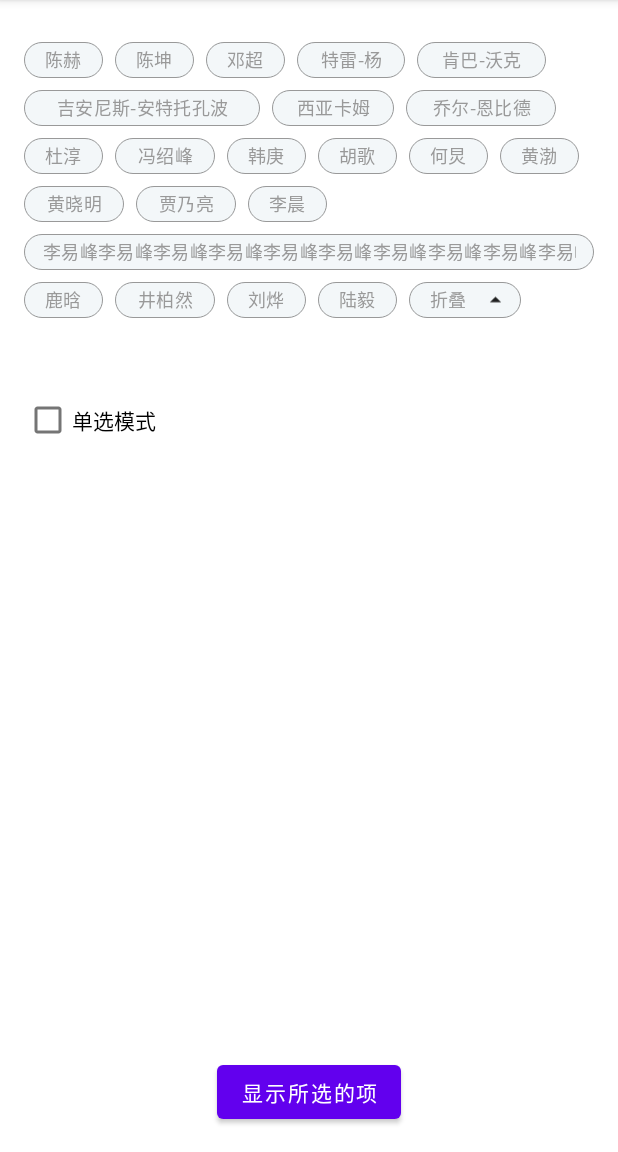
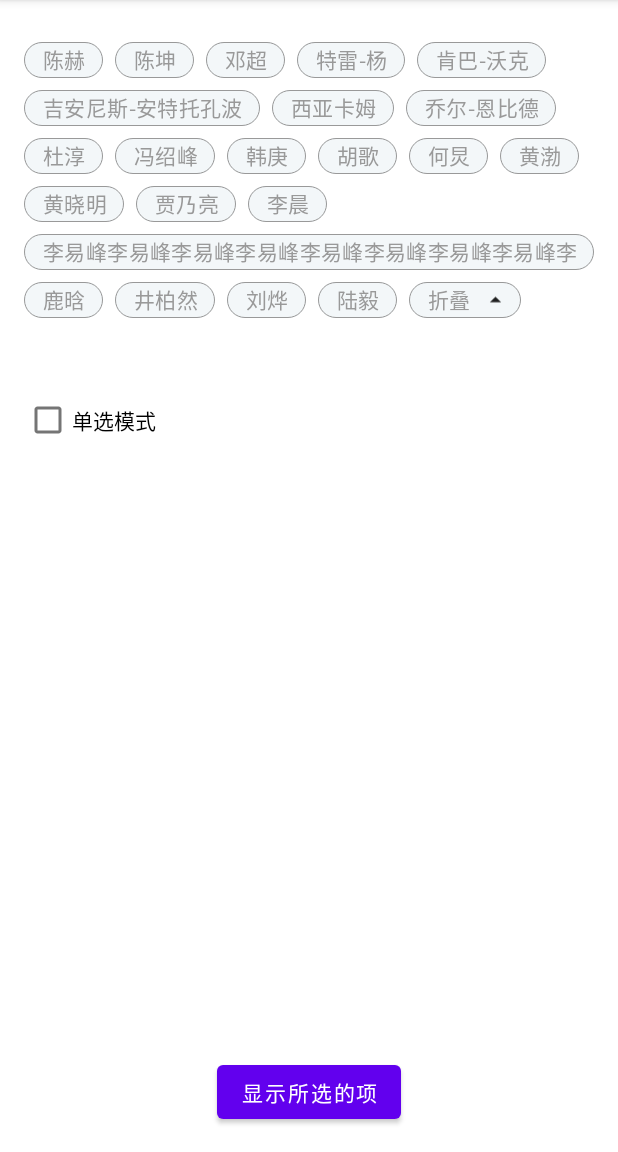
Before and after one commit to xm3366336/PLChipGroup, an Android app: the screen it shows after launch (MainActivity), after a tap on "显示更多", on a phone screen of 412 x 824 dp, the part 84-1236 px from its top. Run offline under Robolectric (Android 15) with nearby library versions, the phone set to English and light mode, and no system bars.

Commit message:
新增配置

```diff
--- a/PLChipGroup/src/main/java/com/pengl/PLChipGroup.java
+++ b/PLChipGroup/src/main/java/com/pengl/PLChipGroup.java
@@ -2,7 +2,9 @@ package com.pengl;
 
 import android.content.Context;
 import android.content.res.TypedArray;
+import android.text.TextUtils;
 import android.util.AttributeSet;
+import android.util.Log;
 import android.util.TypedValue;
 import android.view.View;
 import android.view.ViewGroup;
@@ -19,10 +21,13 @@ import java.util.HashMap;
 import java.util.LinkedHashSet;
 import java.util.List;
 
+import androidx.annotation.ColorRes;
 import androidx.annotation.Dimension;
 import androidx.constraintlayout.widget.ConstraintLayout;
 
 public class PLChipGroup extends ConstraintLayout {
+
+    private final String TAG = PLChipGroup.class.getSimpleName();
 
     private Context mContext;
     private ChipGroup mChipGroup;
@@ -39,6 +44,20 @@ public class PLChipGroup extends ConstraintLayout {
     private final int _def_expand_id = -10002;
 
     private int mChipHeight;// Chip的高度
+    private float mTextSize;// 字体大小
+
+    @ColorRes
+    private int plcg_color_stroke;
+    @ColorRes
+    private int plcg_color_stroke_un;
+    @ColorRes
+    private int plcg_color_text;
+    @ColorRes
+    private int plcg_color_text_un;
+    @ColorRes
+    private int plcg_color_bg;
+    @ColorRes
+    private int plcg_color_bg_un;
 
     /**
      * 已选中的id
@@ -76,13 +95,21 @@ public class PLChipGroup extends ConstraintLayout {
         if (null != attrs && null != mContext) {
             TypedArray a = mContext.obtainStyledAttributes(attrs, R.styleable.PLChipGroup);
 
-            setChipHeight(a.getDimensionPixelSize(R.styleable.PLChipGroup_chipHeight, dp2px(24)));
+            setChipHeight(a.getDimensionPixelSize(R.styleable.PLChipGroup_plcg_height, dp2px(24)));
             setChipSpacingHorizontal(a.getDimensionPixelOffset(R.styleable.PLChipGroup_chipSpacingHorizontal, 0));
             setChipSpacingVertical(a.getDimensionPixelOffset(R.styleable.PLChipGroup_chipSpacingVertical, 0));
             setSingleLine(a.getBoolean(R.styleable.PLChipGroup_singleLine, false));
             setSingleSelection(a.getBoolean(R.styleable.PLChipGroup_singleSelection, false));
             setSelectionRequired(a.getBoolean(R.styleable.PLChipGroup_selectionRequired, false));
-            setMaxCount(a.getInteger(R.styleable.PLChipGroup_maxCount, -1));
+            setMaxCount(a.getInteger(R.styleable.PLChipGroup_plcg_maxCount, -1));
+            setTextSize(a.getDimension(R.styleable.PLChipGroup_plcg_textSize, dp2px(12)));
+
+            setColorStroke(a.getInt(R.styleable.PLChipGroup_plcg_color_stroke, R.color.plcg_default_color_stroke));
+            setColorStrokeUn(a.getInt(R.styleable.PLChipGroup_plcg_color_stroke_un, R.color.plcg_default_color_stroke_un));
+            setColorText(a.getInt(R.styleable.PLChipGroup_plcg_color_stroke, R.color.plcg_default_color_text));
+            setColorTextUn(a.getInt(R.styleable.PLChipGroup_plcg_color_stroke_un, R.color.plcg_default_color_text_un));
+            setColorBg(a.getInt(R.styleable.PLChipGroup_plcg_color_stroke, R.color.plcg_default_color_bg));
+            setColorBgUn(a.getInt(R.styleable.PLChipGroup_plcg_color_stroke_un, R.color.plcg_default_color_bg_un));
 
             a.recycle();
         }
@@ -127,6 +154,72 @@ public class PLChipGroup extends ConstraintLayout {
     }
 
     /**
+     * 设置字体的大小
+     *
+     * @param textSize 字体大小
+     */
+    public void setTextSize(float textSize) {
+        this.mTextSize = textSize;
+    }
+
+    public void setColorStroke(@ColorRes int plcg_color_stroke) {
+        this.plcg_color_stroke = plcg_color_stroke;
+    }
+
+    public void setColorStrokeUn(@ColorRes int plcg_color_stroke_un) {
+        this.plcg_color_stroke_un = plcg_color_stroke_un;
+    }
+
+    public void setColorText(@ColorRes int plcg_color_text) {
+        this.plcg_color_text = plcg_color_text;
+    }
+
+    public void setColorTextUn(@ColorRes int plcg_color_text_un) {
+        this.plcg_color_text_un = plcg_color_text_un;
+    }
+
+    public void setColorBg(@ColorRes int plcg_color_bg) {
+        this.plcg_color_bg = plcg_color_bg;
+    }
+
+    public void setColorBgUn(@ColorRes int plcg_color_bg_un) {
+        this.plcg_color_bg_un = plcg_color_bg_un;
+    }
+
+    /**
+     * 默认选中的ids
+     *
+     * @param defaultCheckIds 默认选中的id，多个以逗号分隔。默认0，即第1个
+     */
+    public void setDefaultCheckIds(String defaultCheckIds) {
+        if (null == DATA || DATA.length <= 0) {
+            Log.e(TAG + ".setDefaultCheckIds", "!!!!!!!!!!!!!!!!!!!!!!!!!!!!!!!!!!!!!!!!!");
+            Log.e(TAG + ".setDefaultCheckIds", "!!!!!!!!请先调用.setData方法传入数据!!!!!!!!");
+            Log.e(TAG + ".setDefaultCheckIds", "!!!!!!!!!!!!!!!!!!!!!!!!!!!!!!!!!!!!!!!!!");
+            return;
+        }
+
+        checkIds = new LinkedHashSet<>();
+
+        if (TextUtils.isEmpty(defaultCheckIds)) {
+            checkIds.add(0);
+            return;
+        }
+
+        String[] items = defaultCheckIds.split(",");
+        for (String item : items) {
+            int x = -1;
+            try {
+                x = Integer.parseInt(item);
+            } catch (Exception ignored) {
+            }
+            if (x != -1 && x < DATA.length) {
+                checkIds.add(x);
+            }
+        }
+    }
+
+    /**
      * 设置要显示的数据
      *
      * @param data 数据
@@ -148,6 +241,13 @@ public class PLChipGroup extends ConstraintLayout {
      * 显示，默认以收缩状态显示
      */
     public void show() {
+        if (null == DATA || DATA.length <= 0) {
+            Log.e(TAG + ".show", "!!!!!!!!!!!!!!!!!!!!!!!!!!!!!!!!!!!!!!!!!");
+            Log.e(TAG + ".show", "!!!!!!!!请先调用.setData方法传入数据!!!!!!!!");
+            Log.e(TAG + ".show", "!!!!!!!!!!!!!!!!!!!!!!!!!!!!!!!!!!!!!!!!!");
+            return;
+        }
+
         showShrink();
     }
 
@@ -205,7 +305,7 @@ public class PLChipGroup extends ConstraintLayout {
 
         mChip.setId(id);// id以位置记录
         mChip.setText(text);
-        mChip.setTextSize(TypedValue.COMPLEX_UNIT_DIP, 12);
+        mChip.setTextSize(TypedValue.COMPLEX_UNIT_PX, mTextSize);
         mChip.setPadding(dp2px(6), 0, dp2px(6), 0);
         mChip.setTextAlignment(TEXT_ALIGNMENT_CENTER);
         mChip.setShapeAppearanceModel(ShapeAppearanceModel.builder().setAllCornerSizes(mChipHeight / 2.0f).build());
@@ -263,7 +363,9 @@ public class PLChipGroup extends ConstraintLayout {
                         checkIds = new LinkedHashSet<>();
                         checkIds.add(id);
                         setChipStatus(mChip, true);
-                        mOnChipCheckListener.onClick(PLChipGroup.this, id, text);
+
+                        if (null != mOnChipCheckListener)
+                            mOnChipCheckListener.onClick(PLChipGroup.this, id, text);
                     }
                 });
             } else {
@@ -276,7 +378,8 @@ public class PLChipGroup extends ConstraintLayout {
 
                         if (isCheck) {
                             checkIds.add(id);
-                            mOnChipCheckListener.onClick(PLChipGroup.this, id, text);
+                            if (null != mOnChipCheckListener)
+                                mOnChipCheckListener.onClick(PLChipGroup.this, id, text);
                         } else {
                             checkIds.remove(id);
                         }
@@ -303,13 +406,13 @@ public class PLChipGroup extends ConstraintLayout {
      */
     private void setChipStatus(Chip mChip, boolean isCheckable) {
         if (isCheckable) {
-            mChip.setTextColor(getResources().getColor(R.color.pl_chipgroup_color_text));
-            mChip.setChipBackgroundColorResource(R.color.pl_chipgroup_color_bg);
-            mChip.setChipStrokeColorResource(R.color.pl_chipgroup_color_stroke);
+            mChip.setTextColor(getResources().getColor(plcg_color_text));
+            mChip.setChipBackgroundColorResource(plcg_color_bg);
+            mChip.setChipStrokeColorResource(plcg_color_stroke);
         } else {
-            mChip.setTextColor(getResources().getColor(R.color.pl_chipgroup_color_text_un));
-            mChip.setChipBackgroundColorResource(R.color.pl_chipgroup_color_bg_un);
-            mChip.setChipStrokeColorResource(R.color.pl_chipgroup_color_stroke_un);
+            mChip.setTextColor(getResources().getColor(plcg_color_text_un));
+            mChip.setChipBackgroundColorResource(plcg_color_bg_un);
+            mChip.setChipStrokeColorResource(plcg_color_stroke_un);
         }
     }
 
--- a/PLChipGroup/src/main/res/values/res.xml
+++ b/PLChipGroup/src/main/res/values/res.xml
@@ -2,16 +2,16 @@
 <resources>
 
     <!-- 选中状态下的边框颜色 -->
-    <color name="pl_chipgroup_color_stroke">#ffff7043</color>
+    <color name="plcg_default_color_stroke">#ffff7043</color>
     <!-- 未选中状态下的边框颜色 -->
-    <color name="pl_chipgroup_color_stroke_un">#999999</color>
+    <color name="plcg_default_color_stroke_un">#999999</color>
     <!-- 选中状态下的文字颜色 -->
-    <color name="pl_chipgroup_color_text">#ffffff</color>
+    <color name="plcg_default_color_text">#ffffff</color>
     <!-- 未选中状态下的文字颜色 -->
-    <color name="pl_chipgroup_color_text_un">#999999</color>
+    <color name="plcg_default_color_text_un">#999999</color>
     <!-- 选中后的背景颜色 -->
-    <color name="pl_chipgroup_color_bg">#aaff7043</color>
-    <!-- 未选中状态的背景颜色   -->
-    <color name="pl_chipgroup_color_bg_un">#f3f7f9</color>
+    <color name="plcg_default_color_bg">#aaff7043</color>
+    <!-- 未选中状态的背景颜色 -->
+    <color name="plcg_default_color_bg_un">#f3f7f9</color>
 
 </resources>
--- a/app/src/main/res/layout/activity_main.xml
+++ b/app/src/main/res/layout/activity_main.xml
@@ -11,13 +11,14 @@
         android:layout_width="match_parent"
         android:layout_height="wrap_content"
         android:layout_margin="16dip"
-        app:chipHeight="24dip"
         app:chipSpacingHorizontal="8dip"
         app:chipSpacingVertical="8dip"
         app:layout_constraintLeft_toLeftOf="parent"
         app:layout_constraintRight_toRightOf="parent"
         app:layout_constraintTop_toTopOf="parent"
-        app:maxCount="5"
+        app:plcg_height="24dip"
+        app:plcg_maxCount="5"
+        app:plcg_textSize="14dp"
         app:selectionRequired="true"
         app:singleSelection="false" />
 
--- a/build.gradle
+++ b/build.gradle
@@ -15,8 +15,8 @@ ext {
     compileSdkVersion = 29
     minSdkVersion = 19
     targetSdkVersion = 29
-    versionCode = 2008161
-    versionName = "1.0.0"
+    versionCode = 2008171
+    versionName = "1.0.4"
 }
 
 allprojects {
```
Also changed, not shown: PLChipGroup/src/main/res/values/attrs.xml (+18 -2 lines).
